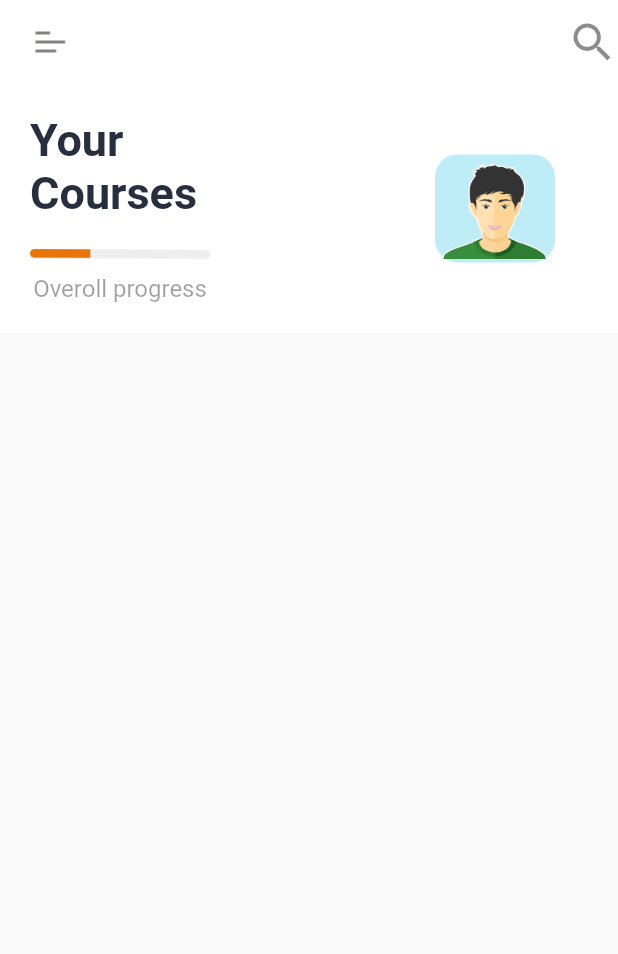
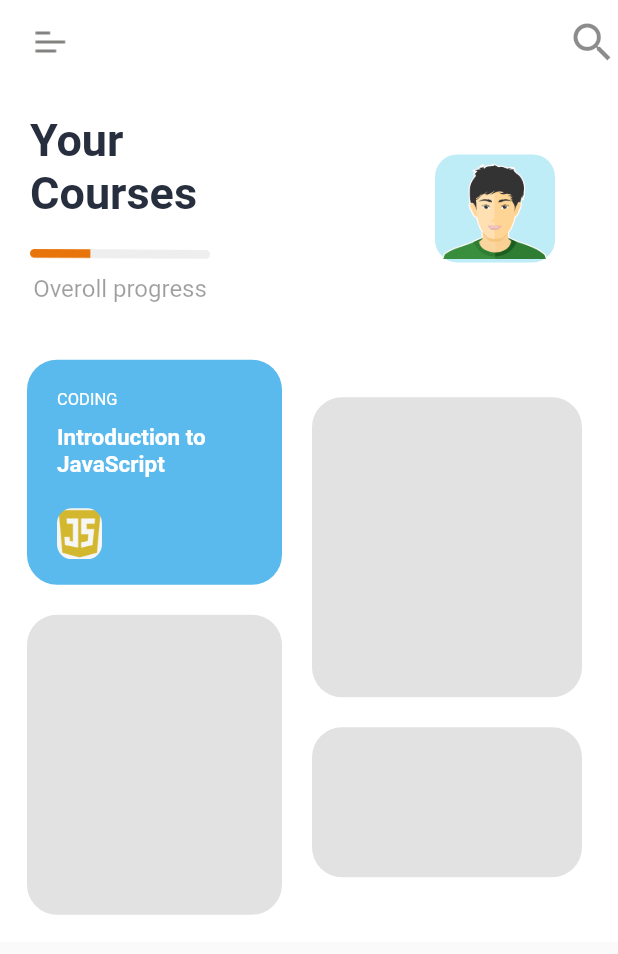
Before and after one commit to PatrickNiyogitare28/30-Days-of-flutter, a Flutter app: the screen it shows after launch, on a phone screen of 412 x 824 dp. Shown: the top 954 px of the screen. Run offline on Flutter 3.47's test engine with Material 2 defaults, Android fonts, the phone set to English and light mode, and no system bars; missing offline and left inert: dart:ffi.

Commit message:
chore: added courses list #1

```diff
--- a/online_courses_app/lib/screens/courses_list.dart
+++ b/online_courses_app/lib/screens/courses_list.dart
@@ -1,6 +1,7 @@
 import 'package:flutter/material.dart';
 
 import '../widgets/courses_header.dart';
+import '../widgets/list_courses.dart';
 
 class CoursesList extends StatelessWidget {
   const CoursesList({Key key}) : super(key: key);
@@ -27,7 +28,9 @@ class CoursesList extends StatelessWidget {
              decoration: BoxDecoration(
                color: Colors.white
              ),
-             child: CoursesHeader()),
+             child: CoursesHeader()
+             ),
+             ListCourses()
         ],
       )
       );
--- /dev/null
+++ b/online_courses_app/lib/widgets/course_1_card.dart
@@ -0,0 +1,56 @@
+import 'package:flutter/material.dart';
+
+class CourseOneCard extends StatelessWidget {
+  const CourseOneCard({Key key}) : super(key: key);
+
+  @override
+  Widget build(BuildContext context) {
+    return Container(
+      height: 150,
+      width: 180,
+      decoration: BoxDecoration(
+        color: Color.fromRGBO(49, 168, 232,0.8),
+        borderRadius: BorderRadius.circular(20)
+      ),
+      child: Padding(
+        padding: const EdgeInsets.only(top: 20, left: 20, right: 20, bottom: 10),
+        child: Column(
+
+          children: [
+            Align(
+               alignment: Alignment.centerLeft,
+               child: Text('CODING',
+               style: TextStyle(
+                 fontSize: 11,
+                 color: Colors.white
+               )
+               ),
+            ),
+              Padding(
+                padding: const EdgeInsets.only(top: 10),
+                child: Text('Introduction to JavaScript',
+                 style: TextStyle(
+                 fontSize: 15,
+                 color: Colors.white,
+                 fontWeight: FontWeight.bold,
+             ),
+             ),
+            ),
+             Align(
+                alignment: Alignment.centerLeft,
+                child: Padding(
+                  padding: const EdgeInsets.only(top: 20),
+                  child: ClipRRect(
+                    borderRadius: BorderRadius.circular(10),
+                    child: Image.asset("assets/icons/js.png",
+                    width: 30,
+               ),
+                  ),
+                ),
+             )
+          ],
+        ),
+      ),
+   );
+  }
+}
--- /dev/null
+++ b/online_courses_app/lib/widgets/list_courses.dart
@@ -0,0 +1,73 @@
+import 'package:flutter/material.dart';
+
+import '../widgets/course_1_card.dart';
+
+class ListCourses extends StatelessWidget {
+  const ListCourses({Key key}) : super(key: key);
+
+  @override
+  Widget build(BuildContext context) {
+    return Container(
+      child:
+        Container(
+          color: Colors.white,
+          child: Padding(
+            padding: const EdgeInsets.all(18),
+            child: Row(
+              children: [
+                Container(
+                  width: 170,
+                   child: Column(
+                     children: [
+                       CourseOneCard(),
+                       Padding(
+                         padding: const EdgeInsets.only(top: 20),
+                         child: Container(
+                           height: 200,
+                           decoration: BoxDecoration(
+                             color: Color.fromRGBO(196, 196, 196,0.5),
+                             borderRadius: BorderRadius.circular(20),
+                           ),
+                         ),
+                       )
+                     ],
+                   ),
+                ),
+                Padding(
+                  padding: const EdgeInsets.only(left: 20),
+                  child: Container(
+                    width: 180,
+                    // height: 40,
+                    child: Column(
+                     children: [
+                       Container(
+                         height: 200,
+                         decoration: BoxDecoration(
+                           color: Color.fromRGBO(196, 196, 196,0.5),
+                           borderRadius: BorderRadius.circular(20)
+                         ),
+                       ),
+                       Padding(
+                         padding: const EdgeInsets.only(top: 20),
+                         child: Container(
+                           height: 100,
+                           decoration: BoxDecoration(
+                             color: Color.fromRGBO(196, 196, 196,0.5),
+                             borderRadius: BorderRadius.circular(20),
+                           ),
+                         ),
+                       )
+                     ],
+                   ),
+                  ),
+
+                ),
+
+              ],
+            ),
+          ),
+        ),
+
+    );
+  }
+}
--- a/online_courses_app/pubspec.yaml
+++ b/online_courses_app/pubspec.yaml
@@ -48,6 +48,7 @@ flutter:
   assets:
     - assets/icons/menu.png
     - assets/icons/progress.png
+    - assets/icons/js.png
     - assets/images/avatar-img.png
   #   - images/a_dot_ham.jpeg
 
```
Also changed, not shown: online_courses_app/assets/icons/js.png (added).
